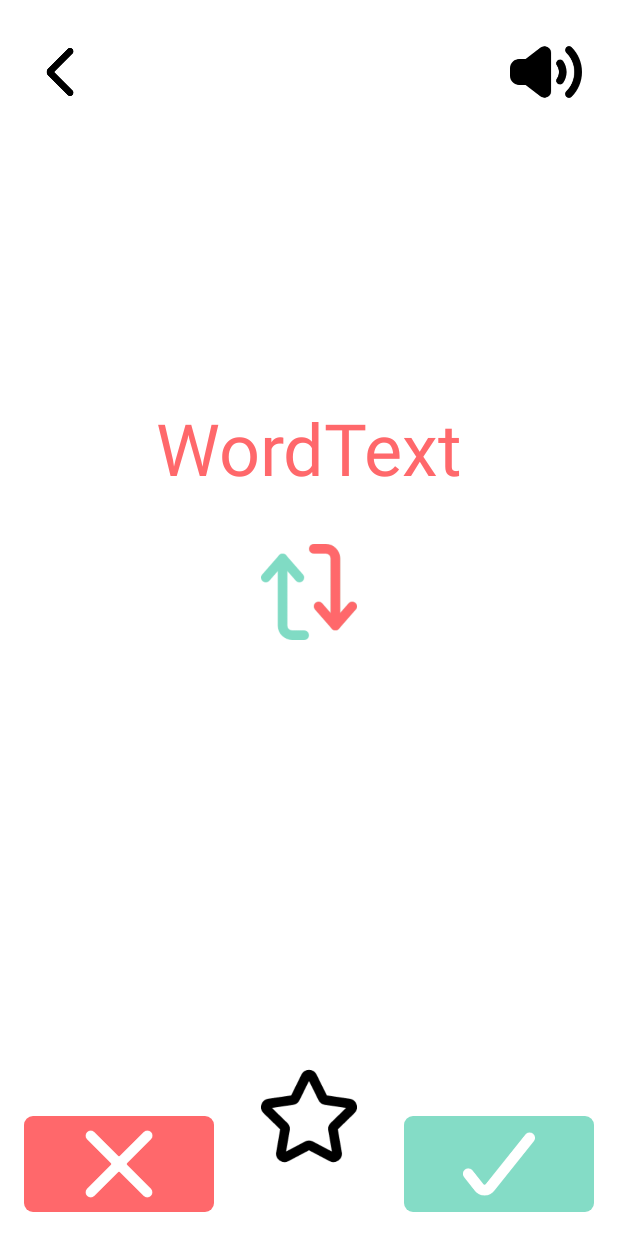
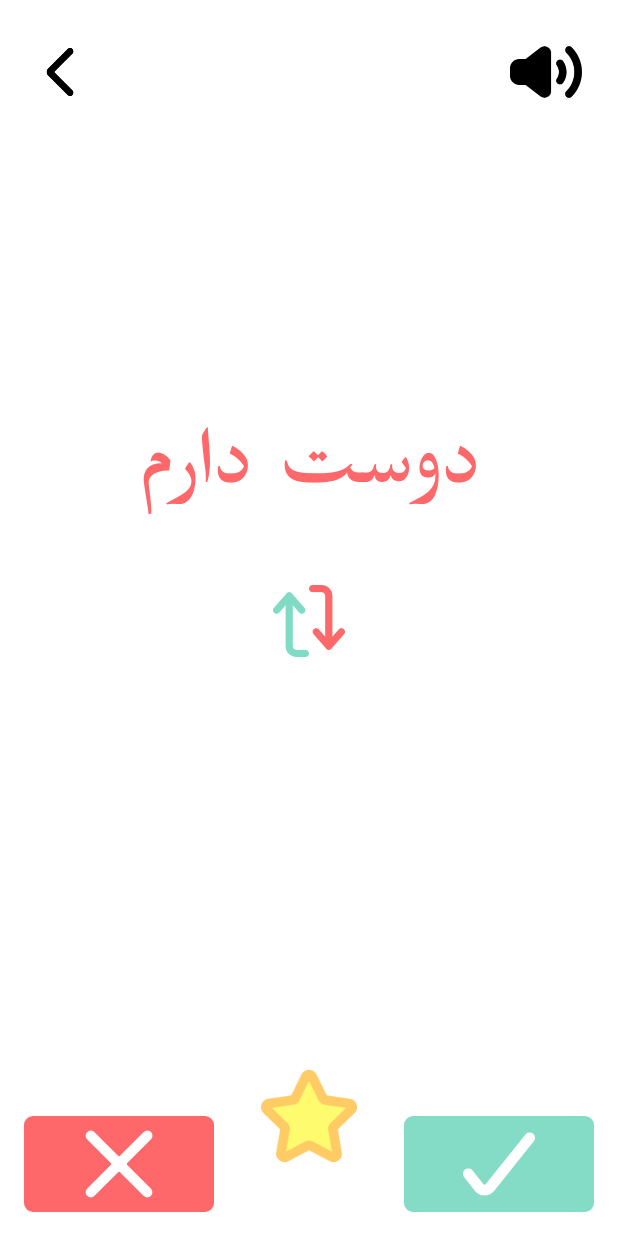
Before and after one commit to CaptainCarnivore/farsiCards, an Android app: the BasicReviewActivity screen opened directly, with no data from a screen before it, on a phone screen of 412 x 824 dp. Run offline under Robolectric (Android 15) with nearby library versions, the phone set to English and light mode, and no system bars.

Commit message:
Added a placeholder farsi word and added in the font

```diff
--- /dev/null
+++ b/app/src/main/res/font/mirza.xml
@@ -0,0 +1,8 @@
+<?xml version="1.0" encoding="utf-8"?>
+<font-family xmlns:android="http://schemas.android.com/apk/res/android">
+    <font
+        android:fontStyle="normal"
+        android:fontWeight="400"
+        android:font="@font/mirza_regular" />
+
+</font-family>
--- a/app/src/main/res/layout/activity_basic_review.xml
+++ b/app/src/main/res/layout/activity_basic_review.xml
@@ -10,9 +10,10 @@
         android:id="@+id/wordTextView"
         android:layout_width="wrap_content"
         android:layout_height="wrap_content"
-        android:text="WordText"
+        android:fontFamily="@font/mirza"
+        android:text="دوست دارم"
         android:textColor="#FF686B"
-        android:textSize="48sp"
+        android:textSize="64sp"
         app:layout_constraintBottom_toBottomOf="parent"
         app:layout_constraintEnd_toEndOf="parent"
         app:layout_constraintStart_toStartOf="parent"
@@ -52,7 +53,7 @@
             android:background="#0000"
             android:onClick="ToggleTaggedWord"
             android:scaleType="fitCenter"
-            app:srcCompat="@drawable/star" />
+            app:srcCompat="@drawable/star_filled" />
 
         <ImageButton
             android:id="@+id/imageButton4"
@@ -69,8 +70,8 @@
     <ImageButton
         android:id="@+id/imageButton"
         android:scaleType="fitCenter"
-        android:layout_width="64dp"
-        android:layout_height="64dp"
+        android:layout_width="48dp"
+        android:layout_height="48dp"
         android:layout_marginTop="32dp"
         android:background="#0000"
         android:maxWidth="16dp"
```
Also changed, not shown: app/src/main/res/font/mirza_bold.ttf (added), app/src/main/res/font/mirza_medium.ttf (added), app/src/main/res/font/mirza_regular.ttf (added), app/src/main/res/font/mirza_semibold.ttf (added).
